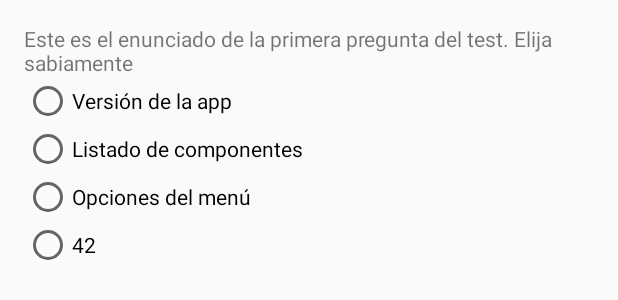
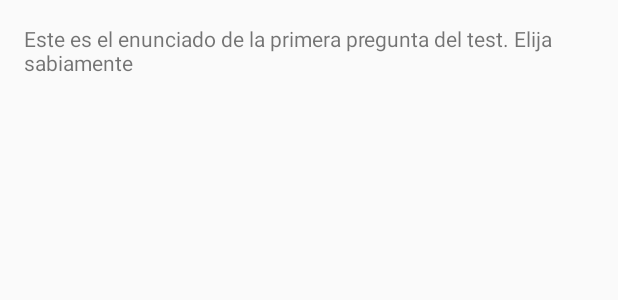
Before and after one commit to BorjaMinguela/PracticasTTA, an Android app: the layout activity_nuevo_test.xml on its own in the app's theme, with its tools: preview values and no code run, on a phone screen of 412 x 824 dp. Shown: the top 300 px of the screen. Run offline under Robolectric (Android 15) with nearby library versions, the phone set to English and light mode, and no system bars.

Commit message:
Solucionado el error con el test. Implementada ayuda de html

```diff
--- a/app/src/main/res/layout/activity_nuevo_test.xml
+++ b/app/src/main/res/layout/activity_nuevo_test.xml
@@ -20,7 +20,7 @@
         android:id="@+id/test_choices"
         android:layout_width="match_parent"
         android:layout_height="wrap_content">
-        <RadioButton
+        <!--<RadioButton
             android:layout_width="match_parent"
             android:layout_height="wrap_content"
             android:text="Versión de la app"
@@ -39,7 +39,7 @@
             android:layout_width="match_parent"
             android:layout_height="wrap_content"
             android:text="42"
-            />
+            />-->
     </RadioGroup>
     <Button
         android:id="@+id/button_sendTest"
@@ -50,5 +50,14 @@
         android:onClick="corregir"
 
         />
+    <Button
+        android:id="@+id/button_verAyuda"
+        android:layout_width="match_parent"
+        android:layout_height="wrap_content"
+        android:text="@string/ver_ayuda"
+        android:visibility="invisible"
+        android:onClick="verAyuda"
+
+        />
 
 </LinearLayout>
--- a/app/src/main/res/values/strings.xml
+++ b/app/src/main/res/values/strings.xml
@@ -16,6 +16,7 @@
     <string name="menu_nuevo_test">Nuevo Test</string>
     <string name="menu_nuevo_ejercicio">Nuevo Ejercicio</string>
     <string name="menu_nuevo_seguimiento">Nuevo Seguimiento</string>
+    <string name="ver_ayuda">Ver ayuda</string>
 
     <!--
     <string name="action_sign_in_short">Sign in</string>
```
Also changed, not shown: app/src/main/java/com/example/borja/practicastta/NuevoTest.java (+36 -12 lines), app/src/main/java/com/example/borja/practicastta/model/Opcion.java (added, +15 -0 lines), app/src/main/java/com/example/borja/practicastta/model/Test.java (+9 -5 lines).
